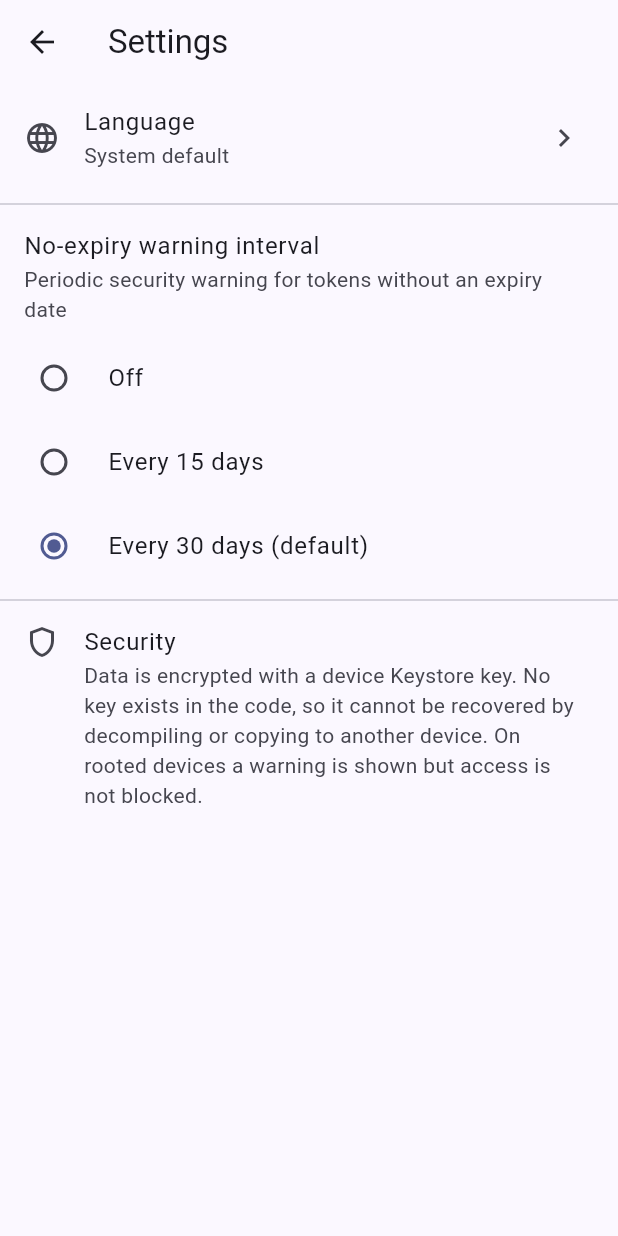
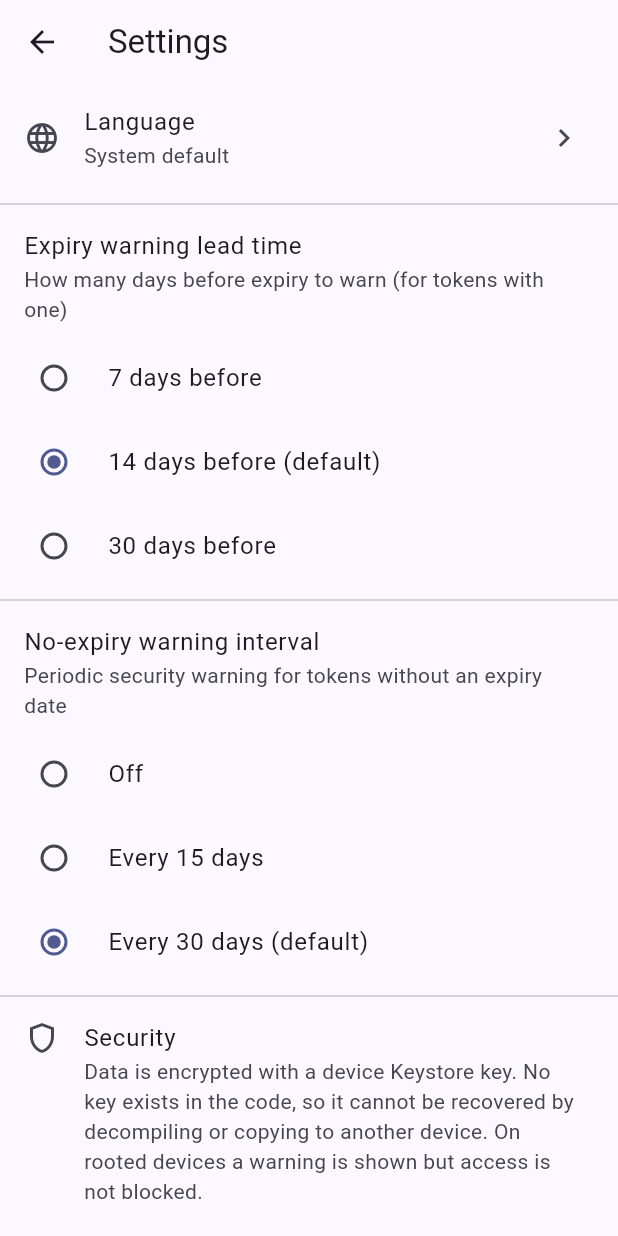
Before and after one commit to Leuconoe/TokenManager, a Flutter app: the screen it shows after launch, after a tap on the "settings" icon, on a phone screen of 412 x 824 dp. Run offline on Flutter 3.47's test engine with Material 3 defaults, Android fonts, the phone set to English and light mode, and no system bars; our stand-ins replace drift, file_picker, flutter_local_notifications, flutter_riverpod, flutter_secure_storage, local_auth and 2 more; missing offline and left inert: cryptography, launch_at_startup, sqlcipher_flutter_libs, sqlite3, tray_manager, window_manager and 1 more; accounts and stored records are empty; generated files the repository leaves out were written again; statements that could not run were skipped.

Commit message:
feat(app): separate expiry warning lead time (7/14/30d) from no-expiry cadence
Mirror the extension. ExpiryLeadInterval (days7/14/30, default 14) drives the
"expiring soon" window for both notifications (scan_service) and list badges
(TokenListState.leadDays). Distinct from the no-expiry cadence. Settings section
+ 7-locale ARB. Changing it invalidates the token list so badges update.

Co-Authored-By: Claude Opus 4.8 (1M context) <noreply@anthropic.com>

```diff
--- a/lib/core/scan/scan_service.dart
+++ b/lib/core/scan/scan_service.dart
@@ -31,7 +31,8 @@ class ScanService {
   /// grouped scan so desktop callers can update the tray tooltip.
   /// Idempotent per cadence for the no-expiry warning.
   Future<Map<TokenStatus, List<TokenEntry>>> run() async {
-    final scan = await repo.scanStatus();
+    final lead = await settings.getExpiryLead();
+    final scan = await repo.scanStatus(soonDays: lead.days);
     final warn = await _shouldWarnNoExpiry();
     final l10n = await AppLocalizations.delegate.load(_deviceLocale());
     await notifier.notifyFromScan(scan, warnNoExpiry: warn, l10n: l10n);
--- a/lib/features/settings/settings_page.dart
+++ b/lib/features/settings/settings_page.dart
@@ -7,11 +7,15 @@ import 'package:flutter_riverpod/flutter_riverpod.dart';
 
 import '../../core/providers.dart';
 import '../../l10n/app_localizations.dart';
+import '../tokens/token_providers.dart';
 import 'locale_controller.dart';
 import 'settings_repository.dart';
 
 final _intervalProvider = FutureProvider<NoExpiryWarnInterval>((ref) =>
     ref.watch(settingsRepositoryProvider).getNoExpiryInterval());
+
+final _expiryLeadProvider = FutureProvider<ExpiryLeadInterval>((ref) =>
+    ref.watch(settingsRepositoryProvider).getExpiryLead());
 
 final _autoStartProvider = FutureProvider<bool>(
     (ref) => ref.watch(settingsRepositoryProvider).getAutoStart());
@@ -55,6 +59,28 @@ class SettingsPage extends ConsumerWidget {
               ),
             const Divider(),
             ListTile(
+              title: Text(l.expiryLeadTitle),
+              subtitle: Text(l.expiryLeadSubtitle),
+            ),
+            RadioGroup<ExpiryLeadInterval>(
+              groupValue: ref.watch(_expiryLeadProvider).valueOrNull ??
+                  ExpiryLeadInterval.days14,
+              onChanged: (v) async {
+                await ref.read(settingsRepositoryProvider).setExpiryLead(v!);
+                ref.invalidate(_expiryLeadProvider);
+                ref.invalidate(tokenListProvider); // badges reflect new window
+              },
+              child: Column(
+                children: ExpiryLeadInterval.values
+                    .map((lead) => RadioListTile<ExpiryLeadInterval>(
+                          value: lead,
+                          title: Text(_leadLabel(l, lead)),
+                        ))
+                    .toList(),
+              ),
+            ),
+            const Divider(),
+            ListTile(
               title: Text(l.noExpiryWarnTitle),
               subtitle: Text(l.noExpiryWarnSubtitle),
             ),
@@ -94,6 +120,12 @@ class SettingsPage extends ConsumerWidget {
         NoExpiryWarnInterval.days30 => l.interval30Days,
       };
 
+  String _leadLabel(AppLocalizations l, ExpiryLeadInterval lead) => switch (lead) {
+        ExpiryLeadInterval.days7 => l.lead7Days,
+        ExpiryLeadInterval.days14 => l.lead14Days,
+        ExpiryLeadInterval.days30 => l.lead30Days,
+      };
+
   String _localeLabel(AppLocalizations l, Locale? current) {
     if (current == null) return l.languageSystemDefault;
     for (final e in kSelectableLocales) {
--- a/lib/features/settings/settings_repository.dart
+++ b/lib/features/settings/settings_repository.dart
@@ -1,6 +1,16 @@
 // Design Ref: §확정 #1 — no-expiry warning interval persistence.
 
 import 'package:flutter_secure_storage/flutter_secure_storage.dart';
+
+/// How many days BEFORE expiry to start warning (tokens that HAVE an expiry).
+enum ExpiryLeadInterval {
+  days7(7),
+  days14(14),
+  days30(30);
+
+  final int days;
+  const ExpiryLeadInterval(this.days);
+}
 
 /// Cadence for the "no expiry" security-warning notification.
 enum NoExpiryWarnInterval {
@@ -14,6 +24,7 @@ enum NoExpiryWarnInterval {
 
 class SettingsRepository {
   static const _kInterval = 'tm_noexpiry_interval_v1';
+  static const _kExpiryLead = 'tm_expiry_lead_v1'; // days before expiry to warn
   static const _kLocale = 'tm_locale_tag_v1'; // BCP47 tag, or absent = system
   static const _kAutoStart = 'tm_autostart_v1'; // desktop launch-at-login
   final FlutterSecureStorage _storage;
@@ -35,6 +46,17 @@ class SettingsRepository {
   Future<void> setNoExpiryInterval(NoExpiryWarnInterval interval) =>
       _storage.write(key: _kInterval, value: interval.name);
 
+  Future<ExpiryLeadInterval> getExpiryLead() async {
+    final v = await _storage.read(key: _kExpiryLead);
+    return ExpiryLeadInterval.values.firstWhere(
+      (e) => e.name == v,
+      orElse: () => ExpiryLeadInterval.days14, // default
+    );
+  }
+
+  Future<void> setExpiryLead(ExpiryLeadInterval lead) =>
+      _storage.write(key: _kExpiryLead, value: lead.name);
+
   /// Returns the saved locale tag (e.g. "en", "zh_Hant"), or null for
   /// "follow system" (the default).
   Future<String?> getLocaleTag() => _storage.read(key: _kLocale);
--- a/lib/features/tokens/token_providers.dart
+++ b/lib/features/tokens/token_providers.dart
@@ -11,10 +11,12 @@ class TokenListState {
   final List<TokenEntry> entries;
   final TokenSort sort;
   final TokenStatus? filter; // null => all
+  final int leadDays; // expiry-soon window from Settings
   const TokenListState({
     required this.entries,
     this.sort = TokenSort.expirySoonest,
     this.filter,
+    this.leadDays = 14,
   });
 }
 
@@ -31,12 +33,14 @@ class TokenListNotifier extends AsyncNotifier<TokenListState> {
 
   Future<TokenListState> _load() async {
     final repo = ref.read(tokenRepositoryProvider);
+    final lead = (await ref.read(settingsRepositoryProvider).getExpiryLead()).days;
     final all = await repo.list(sort: _sort);
     final now = DateTime.now();
     final filtered = _filter == null
         ? all
-        : all.where((e) => e.statusAt(now) == _filter).toList();
-    return TokenListState(entries: filtered, sort: _sort, filter: _filter);
+        : all.where((e) => e.statusAt(now, soonDays: lead) == _filter).toList();
+    return TokenListState(
+        entries: filtered, sort: _sort, filter: _filter, leadDays: lead);
   }
 
   Future<void> _refresh() async {
--- a/lib/l10n/app_en.arb
+++ b/lib/l10n/app_en.arb
@@ -64,6 +64,11 @@
   "intervalOff": "Off",
   "interval15Days": "Every 15 days",
   "interval30Days": "Every 30 days (default)",
+  "expiryLeadTitle": "Expiry warning lead time",
+  "expiryLeadSubtitle": "How many days before expiry to warn (for tokens with one)",
+  "lead7Days": "7 days before",
+  "lead14Days": "14 days before (default)",
+  "lead30Days": "30 days before",
   "securitySectionTitle": "Security",
   "securityInfo": "Data is encrypted with a device Keystore key. No key exists in the code, so it cannot be recovered by decompiling or copying to another device. On rooted devices a warning is shown but access is not blocked.",
   "notifExpiredTitle": "{count} expired token(s)",
--- a/lib/l10n/app_es.arb
+++ b/lib/l10n/app_es.arb
@@ -64,6 +64,11 @@
   "intervalOff": "Desactivado",
   "interval15Days": "Cada 15 días",
   "interval30Days": "Cada 30 días (predet.)",
+  "expiryLeadTitle": "Antelación de aviso de caducidad",
+  "expiryLeadSubtitle": "Cuántos días antes de caducar avisar (tokens con caducidad)",
+  "lead7Days": "7 días antes",
+  "lead14Days": "14 días antes (predet.)",
+  "lead30Days": "30 días antes",
   "securitySectionTitle": "Seguridad",
   "securityInfo": "Los datos se cifran con una clave del Keystore del dispositivo. No hay clave en el código, por lo que no se puede recuperar descompilando ni copiando a otro dispositivo. En dispositivos con root solo se muestra un aviso, sin bloquear el acceso.",
   "notifExpiredTitle": "{count} token(s) caducado(s)",
--- a/lib/l10n/app_fr.arb
+++ b/lib/l10n/app_fr.arb
@@ -64,6 +64,11 @@
   "intervalOff": "Désactivé",
   "interval15Days": "Tous les 15 jours",
   "interval30Days": "Tous les 30 jours (par défaut)",
+  "expiryLeadTitle": "Délai d'alerte d'expiration",
+  "expiryLeadSubtitle": "Combien de jours avant l'expiration alerter (jetons avec date)",
+  "lead7Days": "7 jours avant",
+  "lead14Days": "14 jours avant (par défaut)",
+  "lead30Days": "30 jours avant",
   "securitySectionTitle": "Sécurité",
   "securityInfo": "Les données sont chiffrées avec une clé Keystore de l'appareil. Aucune clé n'est dans le code : impossible de récupérer par décompilation ou copie vers un autre appareil. Sur les appareils rootés, seul un avertissement s'affiche, sans blocage.",
   "notifExpiredTitle": "{count} jeton(s) expiré(s)",
--- a/lib/l10n/app_ja.arb
+++ b/lib/l10n/app_ja.arb
@@ -64,6 +64,11 @@
   "intervalOff": "オフ",
   "interval15Days": "15日ごと",
   "interval30Days": "30日ごと (既定)",
+  "expiryLeadTitle": "有効期限の警告時期",
+  "expiryLeadSubtitle": "有効期限のあるトークンを期限の何日前から警告するか",
+  "lead7Days": "期限7日前",
+  "lead14Days": "期限14日前 (既定)",
+  "lead30Days": "期限30日前",
   "securitySectionTitle": "セキュリティ",
   "securityInfo": "データは端末の Keystore 鍵で暗号化されます。コードに鍵がないため、逆コンパイルや他端末へのコピーでは復元できません。root 化端末では警告のみ表示し、ブロックはしません。",
   "notifExpiredTitle": "期限切れトークン {count} 件",
--- a/lib/l10n/app_localizations.dart
+++ b/lib/l10n/app_localizations.dart
@@ -491,6 +491,36 @@ abstract class AppLocalizations {
   /// **'30일마다 (기본)'**
   String get interval30Days;
 
+  /// No description provided for @expiryLeadTitle.
+  ///
+  /// In ko, this message translates to:
+  /// **'만료 경고 시점'**
+  String get expiryLeadTitle;
+
+  /// No description provided for @expiryLeadSubtitle.
+  ///
+  /// In ko, this message translates to:
+  /// **'만료일이 있는 토큰을 만료 며칠 전부터 경고할지'**
+  String get expiryLeadSubtitle;
+
+  /// No description provided for @lead7Days.
+  ///
+  /// In ko, this message translates to:
+  /// **'만료 7일 전'**
+  String get lead7Days;
+
+  /// No description provided for @lead14Days.
+  ///
+  /// In ko, this message translates to:
+  /// **'만료 14일 전 (기본)'**
+  String get lead14Days;
+
+  /// No description provided for @lead30Days.
+  ///
+  /// In ko, this message translates to:
+  /// **'만료 30일 전'**
+  String get lead30Days;
+
   /// No description provided for @securitySectionTitle.
   ///
   /// In ko, this message translates to:
--- a/lib/l10n/app_localizations_en.dart
+++ b/lib/l10n/app_localizations_en.dart
@@ -218,6 +218,22 @@ class AppLocalizationsEn extends AppLocalizations {
   String get interval30Days => 'Every 30 days (default)';
 
   @override
+  String get expiryLeadTitle => 'Expiry warning lead time';
+
+  @override
+  String get expiryLeadSubtitle =>
+      'How many days before expiry to warn (for tokens with one)';
+
+  @override
+  String get lead7Days => '7 days before';
+
+  @override
+  String get lead14Days => '14 days before (default)';
+
+  @override
+  String get lead30Days => '30 days before';
+
+  @override
   String get securitySectionTitle => 'Security';
 
   @override
--- a/lib/l10n/app_zh.arb
+++ b/lib/l10n/app_zh.arb
@@ -64,6 +64,11 @@
   "intervalOff": "关闭",
   "interval15Days": "每 15 天",
   "interval30Days": "每 30 天（默认）",
+  "expiryLeadTitle": "过期警告提前量",
+  "expiryLeadSubtitle": "对有过期日期的令牌，提前几天开始警告",
+  "lead7Days": "过期前 7 天",
+  "lead14Days": "过期前 14 天（默认）",
+  "lead30Days": "过期前 30 天",
   "securitySectionTitle": "安全",
   "securityInfo": "数据使用设备 Keystore 密钥加密。代码中不含密钥，因此无法通过反编译或复制到其他设备来恢复。在已 root 的设备上仅显示警告，不会阻止访问。",
   "notifExpiredTitle": "{count} 个已过期令牌",
--- a/lib/l10n/app_zh_Hant.arb
+++ b/lib/l10n/app_zh_Hant.arb
@@ -64,6 +64,11 @@
   "intervalOff": "關閉",
   "interval15Days": "每 15 天",
   "interval30Days": "每 30 天（預設）",
+  "expiryLeadTitle": "到期警告提前量",
+  "expiryLeadSubtitle": "對有到期日的權杖，提前幾天開始警告",
+  "lead7Days": "到期前 7 天",
+  "lead14Days": "到期前 14 天（預設）",
+  "lead30Days": "到期前 30 天",
   "securitySectionTitle": "安全",
   "securityInfo": "資料使用裝置 Keystore 金鑰加密。程式碼中不含金鑰，因此無法透過反編譯或複製到其他裝置還原。在已 root 的裝置上僅顯示警告，不會封鎖存取。",
   "notifExpiredTitle": "{count} 個已過期權杖",
```
Also changed, not shown: lib/features/tokens/token_list_page.dart (+5 -3 lines), lib/l10n/app_ko.arb (+10 -0 lines), lib/l10n/app_localizations_es.dart (+16 -0 lines), lib/l10n/app_localizations_fr.dart (+16 -0 lines), lib/l10n/app_localizations_ja.dart (+15 -0 lines), lib/l10n/app_localizations_ko.dart (+15 -0 lines), lib/l10n/app_localizations_zh.dart (+30 -0 lines).
